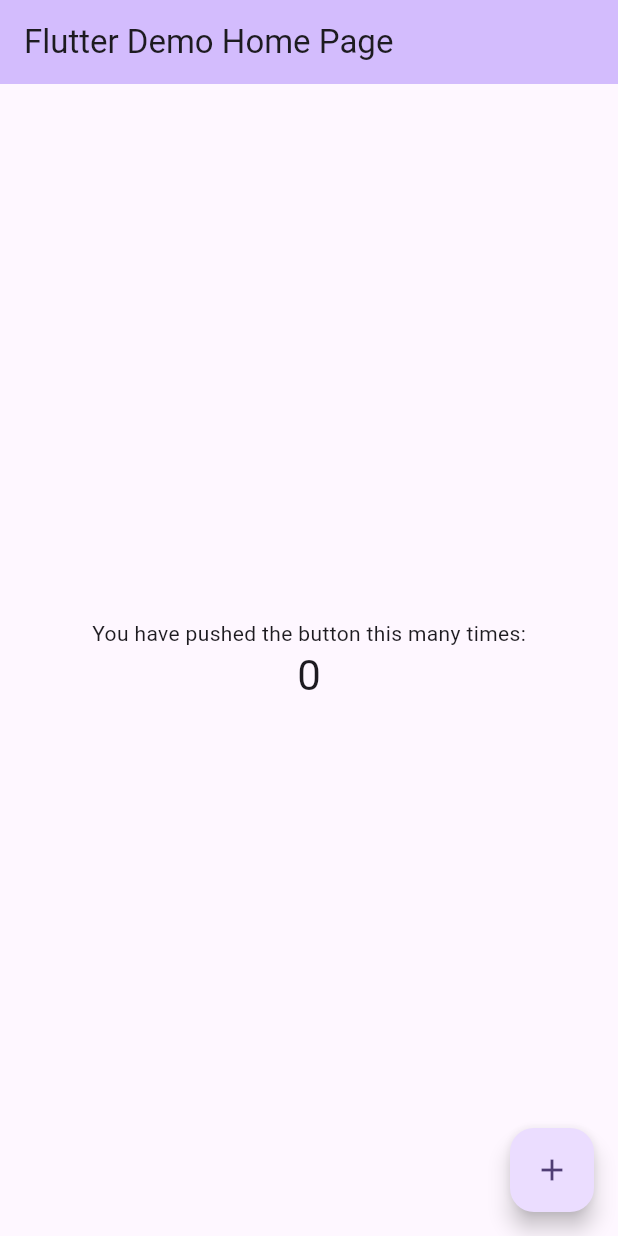
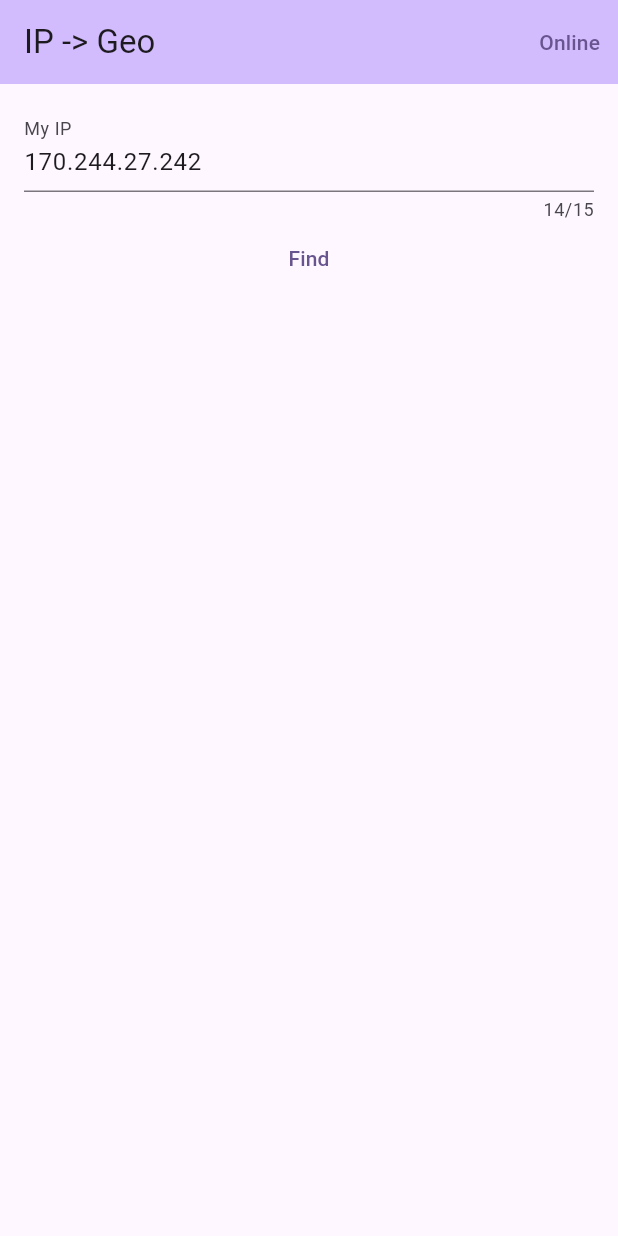
Before and after one commit to ricardoogliari/ip_to_geo, a Flutter app: the screen it shows after launch, on a phone screen of 412 x 824 dp. Run offline on Flutter 3.47's test engine with Material 3 defaults, Android fonts, the phone set to English and light mode, and no system bars; our stand-ins replace connectivity_plus, dio, retrofit; generated files the repository leaves out were written again.

Commit message:
retrofit implemented

```diff
--- a/lib/data/remote/rest_client.dart
+++ b/lib/data/remote/rest_client.dart
@@ -5,7 +5,7 @@ import 'package:retrofit/retrofit.dart';
 
 part 'rest_client.g.dart';
 
-@RestApi(baseUrl: 'http://ip-api.com')
+@RestApi(baseUrl: 'https://ip-api.com')
 abstract class RestClient {
   factory RestClient(Dio dio, {String? baseUrl}) = _RestClient;
 
--- a/lib/main.dart
+++ b/lib/main.dart
@@ -1,4 +1,7 @@
 import 'package:flutter/material.dart';
+import 'package:myapp/widgets/conn_state.dart';
+import 'package:myapp/widgets/offline.dart';
+import 'package:myapp/widgets/online.dart';
 
 void main() {
   runApp(const MyApp());
@@ -11,115 +14,54 @@ class MyApp extends StatelessWidget {
   @override
   Widget build(BuildContext context) {
     return MaterialApp(
+      debugShowCheckedModeBanner: false,
       title: 'Flutter Demo',
       theme: ThemeData(
-        // This is the theme of your application.
-        //
-        // TRY THIS: Try running your application with "flutter run". You'll see
-        // the application has a purple toolbar. Then, without quitting the app,
-        // try changing the seedColor in the colorScheme below to Colors.green
-        // and then invoke "hot reload" (save your changes or press the "hot
-        // reload" button in a Flutter-supported IDE, or press "r" if you used
-        // the command line to start the app).
-        //
-        // Notice that the counter didn't reset back to zero; the application
-        // state is not lost during the reload. To reset the state, use hot
-        // restart instead.
-        //
-        // This works for code too, not just values: Most code changes can be
-        // tested with just a hot reload.
         colorScheme: ColorScheme.fromSeed(seedColor: Colors.deepPurple),
         useMaterial3: true,
       ),
-      home: const MyHomePage(title: 'Flutter Demo Home Page'),
+      home: const MyHomePage(),
     );
   }
 }
 
 class MyHomePage extends StatefulWidget {
-  const MyHomePage({super.key, required this.title});
-
-  // This widget is the home page of your application. It is stateful, meaning
-  // that it has a State object (defined below) that contains fields that affect
-  // how it looks.
-
-  // This class is the configuration for the state. It holds the values (in this
-  // case the title) provided by the parent (in this case the App widget) and
-  // used by the build method of the State. Fields in a Widget subclass are
-  // always marked "final".
-
-  final String title;
+  const MyHomePage({super.key});
 
   @override
-  State<MyHomePage> createState() => _MyHomePageState();
+  State<MyHomePage> createState() {
+    return _MyHomePageState();
+  }
 }
 
 class _MyHomePageState extends State<MyHomePage> {
-  int _counter = 0;
-
-  void _incrementCounter() {
-    setState(() {
-      // This call to setState tells the Flutter framework that something has
-      // changed in this State, which causes it to rerun the build method below
-      // so that the display can reflect the updated values. If we changed
-      // _counter without calling setState(), then the build method would not be
-      // called again, and so nothing would appear to happen.
-      _counter++;
-    });
-  }
+  ConnectivityStatus _connectivityStatus = ConnectivityStatus.checking;
 
   @override
   Widget build(BuildContext context) {
-    // This method is rerun every time setState is called, for instance as done
-    // by the _incrementCounter method above.
-    //
-    // The Flutter framework has been optimized to make rerunning build methods
-    // fast, so that you can just rebuild anything that needs updating rather
-    // than having to individually change instances of widgets.
     return Scaffold(
       appBar: AppBar(
-        // TRY THIS: Try changing the color here to a specific color (to
-        // Colors.amber, perhaps?) and trigger a hot reload to see the AppBar
-        // change color while the other colors stay the same.
         backgroundColor: Theme.of(context).colorScheme.inversePrimary,
-        // Here we take the value from the MyHomePage object that was created by
-        // the App.build method, and use it to set our appbar title.
-        title: Text(widget.title),
+        title: const Text("IP -> Geo"),
+        actions: [
+          TextButton(
+              onPressed: () {},
+              child: ConnState(
+                callback: (status) {
+                  setState(() {
+                    _connectivityStatus = status;
+                  });
+                },
+              ))
+        ],
       ),
-      body: Center(
-        // Center is a layout widget. It takes a single child and positions it
-        // in the middle of the parent.
-        child: Column(
-          // Column is also a layout widget. It takes a list of children and
-          // arranges them vertically. By default, it sizes itself to fit its
-          // children horizontally, and tries to be as tall as its parent.
-          //
-          // Column has various properties to control how it sizes itself and
-          // how it positions its children. Here we use mainAxisAlignment to
-          // center the children vertically; the main axis here is the vertical
-          // axis because Columns are vertical (the cross axis would be
-          // horizontal).
-          //
-          // TRY THIS: Invoke "debug painting" (choose the "Toggle Debug Paint"
-          // action in the IDE, or press "p" in the console), to see the
-          // wireframe for each widget.
-          mainAxisAlignment: MainAxisAlignment.center,
-          children: <Widget>[
-            const Text(
-              'You have pushed the button this many times:',
-            ),
-            Text(
-              '$_counter',
-              style: Theme.of(context).textTheme.headlineMedium,
-            ),
-          ],
-        ),
-      ),
-      floatingActionButton: FloatingActionButton(
-        onPressed: _incrementCounter,
-        tooltip: 'Increment',
-        child: const Icon(Icons.add),
-      ), // This trailing comma makes auto-formatting nicer for build methods.
+      body: Center(child: _getCurrentWidget()),
     );
   }
+
+  Widget _getCurrentWidget() => switch (_connectivityStatus) {
+        ConnectivityStatus.checking => const CircularProgressIndicator(),
+        ConnectivityStatus.offline => const Offline(),
+        ConnectivityStatus.online => Online(),
+      };
 }
--- /dev/null
+++ b/lib/widgets/conn_state.dart
@@ -0,0 +1,51 @@
+import 'package:flutter/material.dart';
+import 'package:connectivity_plus/connectivity_plus.dart';
+
+enum ConnectivityStatus {
+  checking,
+  offline,
+  online,
+}
+
+class ConnState extends StatefulWidget {
+  ConnState({super.key, this.callback});
+
+  Function(ConnectivityStatus status)? callback;
+
+  @override
+  State<ConnState> createState() => _ConnStateState();
+}
+
+class _ConnStateState extends State<ConnState> {
+  final Connectivity _connectivity = Connectivity();
+  ConnectivityStatus _connectivityStatus = ConnectivityStatus.checking;
+
+  @override
+  void initState() {
+    super.initState();
+    checkConnectivity();
+  }
+
+  void checkConnectivity() async {
+    List<ConnectivityResult> result = await _connectivity.checkConnectivity();
+
+    setState(() {
+      if (result.contains(ConnectivityResult.none)) {
+        _connectivityStatus = ConnectivityStatus.offline;
+      } else {
+        _connectivityStatus = ConnectivityStatus.online;
+      }
+    });
+
+    widget.callback?.call(_connectivityStatus);
+  }
+
+  @override
+  Widget build(BuildContext context) {
+    return switch (_connectivityStatus) {
+      ConnectivityStatus.checking => const Text('Checando...'),
+      ConnectivityStatus.offline => const Text('Offline'),
+      ConnectivityStatus.online => const Text('Online'),
+    };
+  }
+}
--- /dev/null
+++ b/lib/widgets/offline.dart
@@ -0,0 +1,10 @@
+import 'package:flutter/material.dart';
+
+class Offline extends StatelessWidget {
+  const Offline({super.key});
+
+  @override
+  Widget build(BuildContext context) {
+    return const Text("Offline");
+  }
+}
--- /dev/null
+++ b/lib/widgets/online.dart
@@ -0,0 +1,37 @@
+import 'package:flutter/material.dart';
+import 'package:dio/dio.dart';
+import 'package:myapp/data/remote/rest_client.dart';
+
+class Online extends StatelessWidget {
+  Online({super.key});
+
+  final TextEditingController _ipController =
+      TextEditingController(text: "170.244.27.242");
+
+  @override
+  Widget build(BuildContext context) {
+    final dio = Dio();
+    final client = RestClient(dio);
+
+    return Padding(
+        padding: const EdgeInsets.all(16),
+        child: Column(
+          children: [
+            TextFormField(
+              controller: _ipController,
+              maxLength: 15,
+              decoration: const InputDecoration(
+                labelText: 'My IP',
+              ),
+            ),
+            TextButton(
+                onPressed: () {
+                  client
+                      .getGeoData(_ipController.text)
+                      .then((geo) => print(geo), onError: (e) => print(e));
+                },
+                child: const Text("Find"))
+          ],
+        ));
+  }
+}
```
